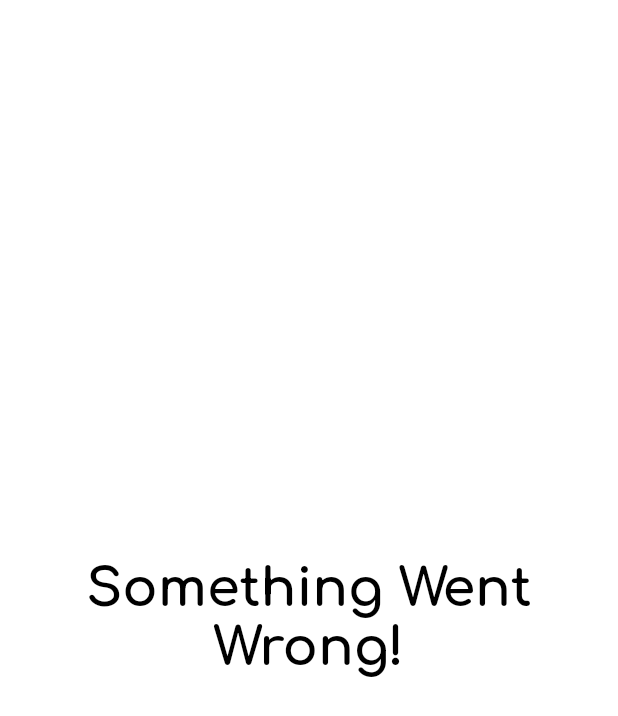
After one commit to Kwayes-Information-Technology/Rentop, a Flutter app: the ErrorScreen screen opened directly, on a phone screen of 412 x 824 dp. The commit adds this screen. Shown: the top 716 px of the screen. Run offline on Flutter 3.47's test engine with Material 2 defaults, Android fonts, the phone set to English and light mode, and no system bars; our stand-ins replace dartz, flutter_svg, freezed_annotation, getwidget, go_router.

Commit message:
Rentop Update v10
-Adding goRouter
-Implement Error Screen

```diff
--- a/lib/presentation/core/app_widget.dart
+++ b/lib/presentation/core/app_widget.dart
@@ -1,17 +1,51 @@
 import 'package:flutter/material.dart';
+import 'package:go_router/go_router.dart';
 import 'package:rentop/infrastructure/style/style.dart';
+import 'package:rentop/presentation/error/error_screen.dart';
+import 'package:rentop/presentation/signin/signin_screen.dart';
+import 'package:rentop/presentation/signup/signup_screen.dart';
 import 'package:rentop/presentation/splash/splash_screen.dart';
+import 'package:rentop/presentation/welcome/welcome_screen.dart';
+
+final GoRouter router = GoRouter(
+  errorBuilder: (context, state) => const ErrorScreen(),
+  routes: <GoRoute>[
+    GoRoute(
+      name: 'home',
+      path: '/',
+      builder: (context, state) => const SplashScreen(),
+    ),
+    GoRoute(
+      name: "welcome",
+      path: "/welcome",
+      builder: (context, state) => const WelcomeScreen(),
+    ),
+    GoRoute(
+      name: "SignUp",
+      path: '/sign_up',
+      builder: (context, state) => const SignUpScreen(),
+    ),
+    GoRoute(
+      name: 'SignIn',
+      path: '/sign_in',
+      builder: (context, state) => const SignInScreen(),
+    ),
+  ],
+);
 
 class AppWidget extends StatelessWidget {
   const AppWidget({super.key});
 
   @override
   Widget build(BuildContext context) {
-    return MaterialApp(
+    return MaterialApp.router(
+      routeInformationProvider: router.routeInformationProvider,
+      routeInformationParser: router.routeInformationParser,
+      routerDelegate: router.routerDelegate,
       debugShowCheckedModeBanner: false,
       theme: rentopTheme(),
       locale: const Locale('en', "US"),
-      home: const SplashScreen(),
+      // home: const SplashScreen(),
     );
   }
 }
--- /dev/null
+++ b/lib/presentation/error/error_screen.dart
@@ -0,0 +1,22 @@
+import 'package:flutter/material.dart';
+
+class ErrorScreen extends StatelessWidget {
+  const ErrorScreen({super.key});
+
+  @override
+  Widget build(BuildContext context) {
+    return Scaffold(
+      body: Column(
+        mainAxisAlignment: MainAxisAlignment.center,
+        crossAxisAlignment: CrossAxisAlignment.center,
+        children: [
+          Text(
+            "Something Went Wrong!",
+            style: Theme.of(context).textTheme.headline1,
+            textAlign: TextAlign.center,
+          ),
+        ],
+      ),
+    );
+  }
+}
--- a/lib/presentation/forgetPassword/forget_password_screen.dart
+++ b/lib/presentation/forgetPassword/forget_password_screen.dart
@@ -1,6 +1,4 @@
 import 'package:flutter/material.dart';
-import 'package:flutter/src/widgets/container.dart';
-import 'package:flutter/src/widgets/framework.dart';
 import 'package:rentop/infrastructure/core/assets.dart';
 import 'package:rentop/presentation/widgets/rentop_buttons.dart';
 import 'package:rentop/presentation/widgets/rentop_textfields.dart';
--- a/pubspec.yaml
+++ b/pubspec.yaml
@@ -17,6 +17,7 @@ dependencies:
   getwidget: ^3.0.1
   freezed_annotation: ^2.2.0
   dartz: ^0.10.1
+  go_router: ^6.0.0
 
 dev_dependencies:
   build_runner: ^2.3.3
```
Also changed, not shown: lib/presentation/splash/splash_screen.dart (+2 -5 lines), lib/presentation/welcome/welcome_screen.dart (+4 -16 lines), pubspec.lock.
